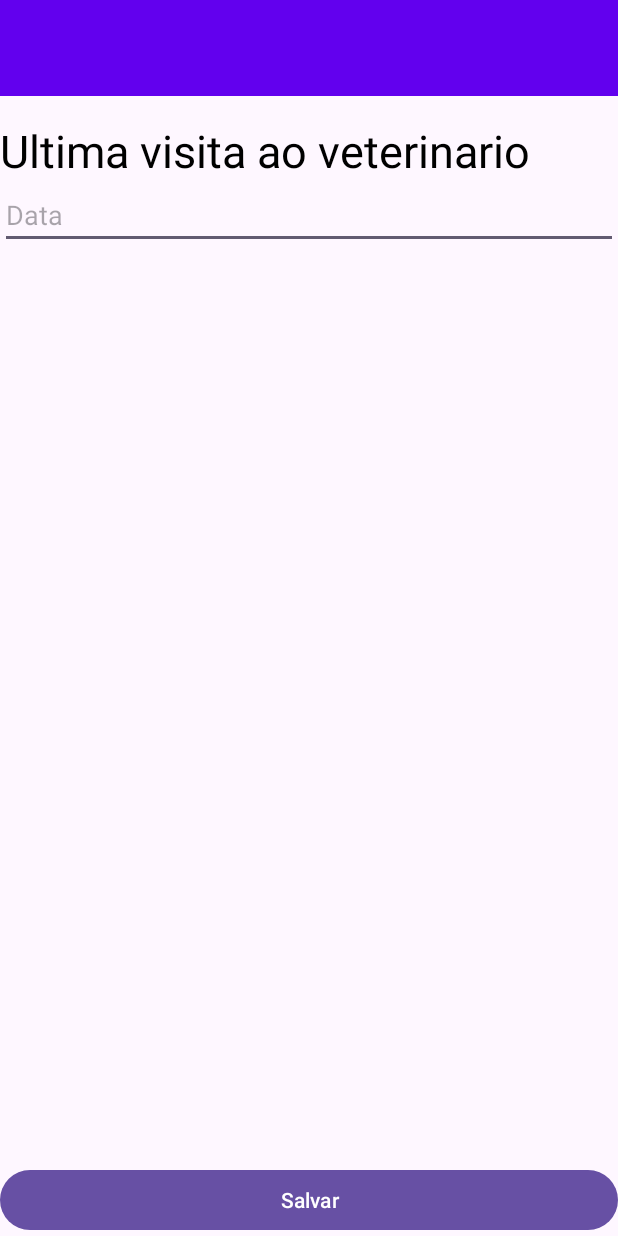
After one commit to gabrieleksilva/PetLife, an Android app: the UltimaVisitaVetActivity screen opened directly, with no data from a screen before it, on a phone screen of 412 x 824 dp. The commit adds this screen. Run offline under Robolectric (Android 15) with nearby library versions, the phone set to English and light mode, and no system bars.

Commit message:
adicionando layout da tela de edicao de ultima visita ao veterinario e criacao da activity

```diff
--- a/app/src/main/AndroidManifest.xml
+++ b/app/src/main/AndroidManifest.xml
@@ -13,6 +13,9 @@
         android:theme="@style/Theme.PetLife"
         tools:targetApi="31">
         <activity
+            android:name=".UltimaVisitaVetActivity"
+            android:exported="false" />
+        <activity
             android:name=".DadosPetActivity"
             android:exported="false" />
         <activity
--- /dev/null
+++ b/app/src/main/java/br/edu/scl/ifsp/ads/pdm/petlife/UltimaVisitaVetActivity.kt
@@ -0,0 +1,16 @@
+package br.edu.scl.ifsp.ads.pdm.petlife
+
+import android.os.Bundle
+import androidx.appcompat.app.AppCompatActivity
+import br.edu.scl.ifsp.ads.pdm.petlife.databinding.ActivityUltimaVisitaVetBinding
+
+class UltimaVisitaVetActivity : AppCompatActivity() {
+    private val uva: ActivityUltimaVisitaVetBinding by lazy{
+        ActivityUltimaVisitaVetBinding.inflate(layoutInflater)
+    }
+
+    override fun onCreate(savedInstanceState: Bundle?) {
+        super.onCreate(savedInstanceState)
+        setContentView(uva.root)
+    }
+}
--- a/app/src/main/res/layout/activity_dados_pet.xml
+++ b/app/src/main/res/layout/activity_dados_pet.xml
@@ -126,7 +126,7 @@
         app:layout_constraintRight_toRightOf="parent"/>
 
     <Button
-        android:id="@+id/ultVisitBt"
+        android:id="@+id/salvarDadosBt"
         android:layout_width="match_parent"
         android:layout_height="wrap_content"
         app:layout_constraintBottom_toBottomOf="parent"
--- /dev/null
+++ b/app/src/main/res/layout/activity_ultima_visita_vet.xml
@@ -0,0 +1,46 @@
+<?xml version="1.0" encoding="utf-8"?>
+<androidx.constraintlayout.widget.ConstraintLayout xmlns:android="http://schemas.android.com/apk/res/android"
+    xmlns:app="http://schemas.android.com/apk/res-auto"
+    xmlns:tools="http://schemas.android.com/tools"
+    android:id="@+id/main"
+    android:orientation="vertical"
+    android:layout_width="match_parent"
+    android:layout_height="match_parent"
+    tools:context=".UltimaVisitaVetActivity">
+
+    <include
+        android:id="@+id/toolbarIn"
+        android:layout_width="match_parent"
+        android:layout_height="wrap_content"
+        layout="@layout/toolbar"
+        app:layout_constraintStart_toStartOf="parent"
+        app:layout_constraintEnd_toEndOf="parent"
+        app:layout_constraintTop_toTopOf="parent" />
+
+    <TextView
+        android:id="@+id/tituloTv"
+        android:layout_width="wrap_content"
+        android:layout_height="wrap_content"
+        android:layout_marginTop="16dp"
+        android:text="Ultima visita ao veterinario"
+        android:textColor="@android:color/background_dark"
+        android:textSize="30sp"
+        app:layout_constraintTop_toBottomOf="@id/toolbarIn"
+        app:layout_constraintStart_toStartOf="parent" />
+
+    <EditText
+        android:id="@+id/dataEt"
+        android:layout_width="match_parent"
+        android:layout_height="wrap_content"
+        android:hint="Data"
+        android:inputType="date"
+        app:layout_constraintTop_toBottomOf="@id/tituloTv"
+        app:layout_constraintLeft_toLeftOf="parent"
+        app:layout_constraintRight_toRightOf="parent" />
+    <Button
+        android:id="@+id/ultVisitBt"
+        android:layout_width="match_parent"
+        android:layout_height="wrap_content"
+        app:layout_constraintBottom_toBottomOf="parent"
+        android:text="Salvar" />
+</androidx.constraintlayout.widget.ConstraintLayout>
```
